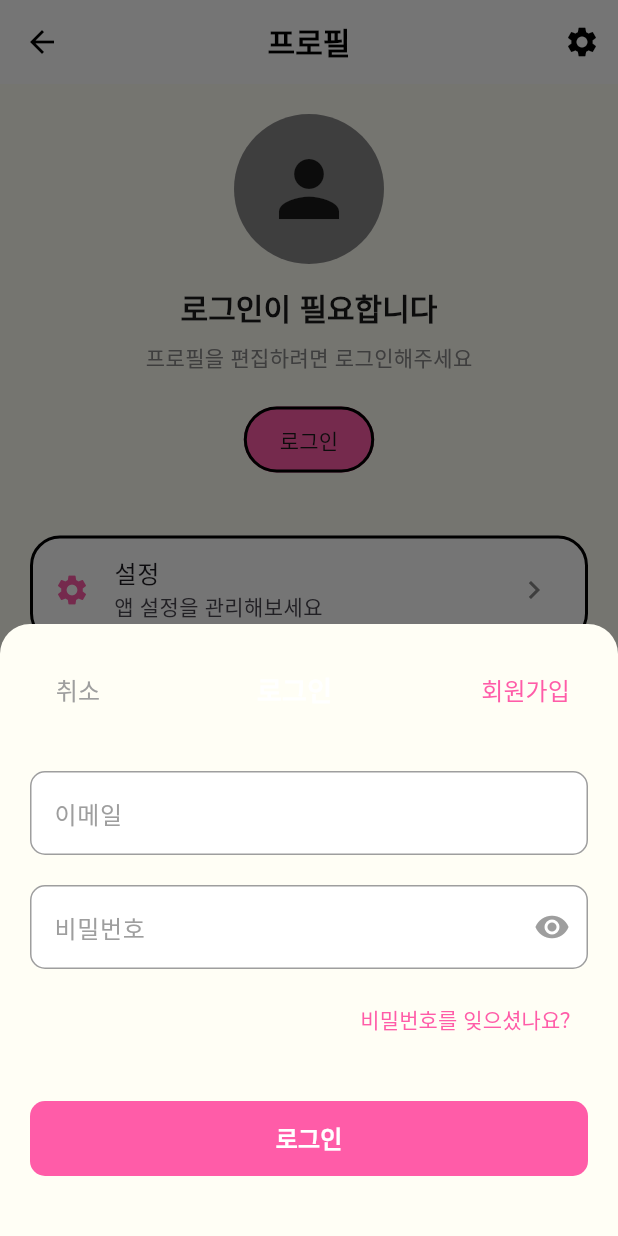
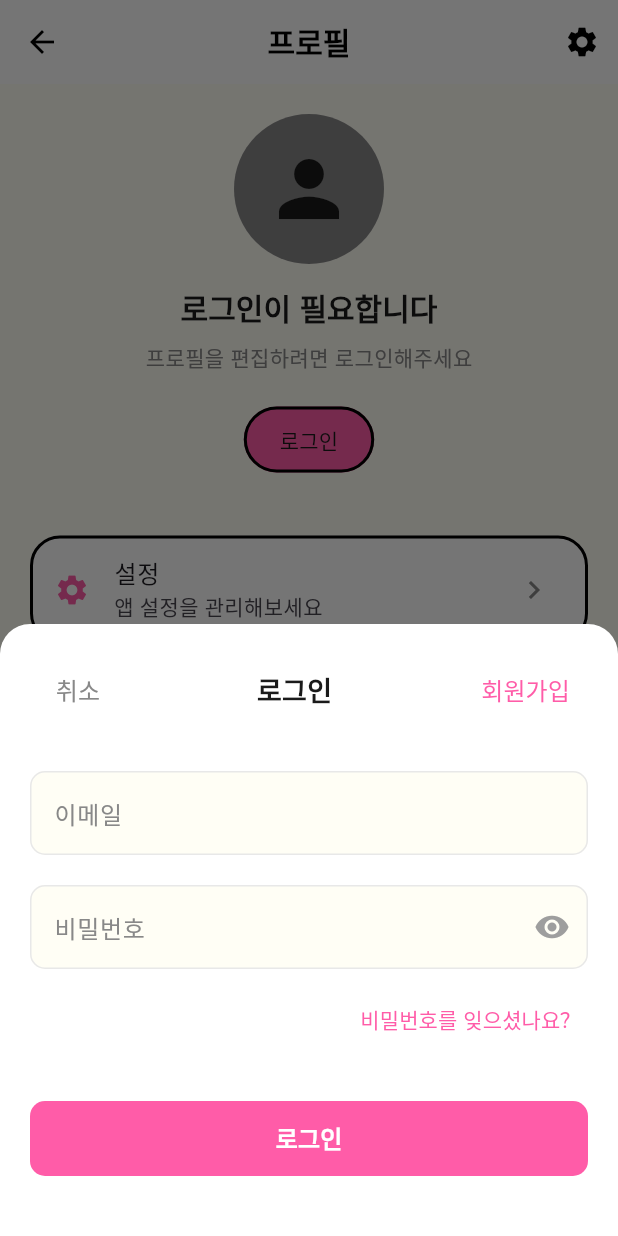
Before and after one commit to jaejun44/jamjamapp, a Flutter app: the ProfileTab screen opened directly, after a tap on "로그인", on a phone screen of 412 x 824 dp. Run offline on Flutter 3.47's test engine with Material 3 defaults, Android fonts, the phone set to English and light mode, and no system bars; our stand-ins replace audioplayers, chewie, flutter_dotenv, google_fonts, image_picker, share_plus and 4 more; missing offline and left inert: dart:js_interop; accounts and stored records are empty.

Commit message:
fix: 홈피드 이미지 업로드 후 무한 로딩 스피너 수정 + PPG 로그인/회원가입 UI 수정
- media_player_widget: image 타입 초기화 누락으로 _isInitialized 영원히 false → 스피너 고착 버그 수정
  - _initializePlayer() else 브랜치 추가 (image 타입 즉시 완료)
  - _buildImageViewer() 추가 — mediaData(로컬) Image.memory, mediaUrl(Supabase) Image.network
- login_modal / signup_modal: PPG 라이트 테마 대응 — Colors.white/grey → AppTheme, fillColor 크림 배경 적용
- supabase_service: likeFeed/unlikeFeed에서 미존재 RPC 호출 제거 (increment/decrement_likes)
- auth_state_manager: restoreImageOnLogin() 누락 호출 추가
- feed_card / home_tab: 컨넥트 DM 버튼 및 _openDm() 연결

Co-Authored-By: Claude Sonnet 4.6 <noreply@anthropic.com>

```diff
--- a/lib/core/services/auth_state_manager.dart
+++ b/lib/core/services/auth_state_manager.dart
@@ -76,7 +76,8 @@ class AuthStateManager {
         await prefs.setString('userId', currentUser.id);
         await prefs.setString('userEmail', currentUser.email ?? '');
 
-        // 프로필 이미지 동기화
+        // 프로필 이미지 복원 (SharedPreferences → 캐시 → AuthStateManager)
+        await ProfileImageManager.instance.restoreImageOnLogin();
         final profileImageBytes = ProfileImageManager.instance.getCurrentUserProfileImage();
         if (profileImageBytes != null) {
           _profileImageBytes = profileImageBytes;
--- a/lib/core/services/supabase_service.dart
+++ b/lib/core/services/supabase_service.dart
@@ -863,7 +863,7 @@ class SupabaseService {
     return (rows as List).cast<Map<String, dynamic>>();
   }
 
-  /// 피드 좋아요 추가 + likes_count 증가
+  /// 피드 좋아요 추가 + feed_likes 행 삽입
   Future<void> likeFeed(String feedId) async {
     final myId = currentUser?.id;
     if (myId == null) return;
@@ -871,10 +871,9 @@ class SupabaseService {
       {'user_id': myId, 'feed_id': feedId},
       onConflict: 'user_id,feed_id',
     );
-    await _client.rpc('increment_likes', params: {'feed_id_arg': feedId});
   }
 
-  /// 피드 좋아요 취소 + likes_count 감소
+  /// 피드 좋아요 취소 + feed_likes 행 삭제
   Future<void> unlikeFeed(String feedId) async {
     final myId = currentUser?.id;
     if (myId == null) return;
@@ -890,7 +889,6 @@ class SupabaseService {
         .delete()
         .eq('user_id', myId)
         .eq('feed_id', feedId);
-    await _client.rpc('decrement_likes', params: {'feed_id_arg': feedId});
   }
 
   /// 특정 피드에 좋아요 눌렀는지 확인
--- a/lib/features/auth/presentation/widgets/login_modal.dart
+++ b/lib/features/auth/presentation/widgets/login_modal.dart
@@ -106,7 +106,7 @@ class _LoginModalState extends State<LoginModal> {
   Widget build(BuildContext context) {
     return Container(
       decoration: const BoxDecoration(
-        color: AppTheme.primaryBlack,
+        color: AppTheme.secondaryBlack,
         borderRadius: BorderRadius.vertical(top: Radius.circular(20)),
       ),
       padding: EdgeInsets.only(
@@ -129,7 +129,7 @@ class _LoginModalState extends State<LoginModal> {
                       child: const Text(
                         '취소',
                         style: TextStyle(
-                          color: Colors.grey,
+                          color: AppTheme.grey,
                           fontSize: 16,
                         ),
                       ),
@@ -137,7 +137,7 @@ class _LoginModalState extends State<LoginModal> {
                     const Text(
                       '로그인',
                       style: TextStyle(
-                        color: Colors.white,
+                        color: AppTheme.white,
                         fontSize: 18,
                         fontWeight: FontWeight.bold,
                       ),
@@ -160,20 +160,22 @@ class _LoginModalState extends State<LoginModal> {
                 TextFormField(
                   controller: _emailController,
                   keyboardType: TextInputType.emailAddress,
-                  style: const TextStyle(color: Colors.white),
+                  style: const TextStyle(color: AppTheme.white),
                   decoration: InputDecoration(
                     labelText: '이메일',
-                    labelStyle: const TextStyle(color: Colors.grey),
+                    labelStyle: const TextStyle(color: AppTheme.grey),
+                    filled: true,
+                    fillColor: AppTheme.primaryBlack,
                     border: OutlineInputBorder(
                       borderRadius: BorderRadius.circular(10),
                     ),
                     enabledBorder: OutlineInputBorder(
                       borderRadius: BorderRadius.circular(10),
-                      borderSide: const BorderSide(color: Colors.grey),
+                      borderSide: const BorderSide(color: AppTheme.lightGrey),
                     ),
                     focusedBorder: OutlineInputBorder(
                       borderRadius: BorderRadius.circular(10),
-                      borderSide: const BorderSide(color: AppTheme.accentPink),
+                      borderSide: const BorderSide(color: AppTheme.accentPink, width: 2),
                     ),
                   ),
                   validator: (value) {
@@ -192,20 +194,22 @@ class _LoginModalState extends State<LoginModal> {
                 TextFormField(
                   controller: _passwordController,
                   obscureText: _obscurePassword,
-                  style: const TextStyle(color: Colors.white),
+                  style: const TextStyle(color: AppTheme.white),
                   decoration: InputDecoration(
                     labelText: '비밀번호',
-                    labelStyle: const TextStyle(color: Colors.grey),
+                    labelStyle: const TextStyle(color: AppTheme.grey),
+                    filled: true,
+                    fillColor: AppTheme.primaryBlack,
                     border: OutlineInputBorder(
                       borderRadius: BorderRadius.circular(10),
                     ),
                     enabledBorder: OutlineInputBorder(
                       borderRadius: BorderRadius.circular(10),
-                      borderSide: const BorderSide(color: Colors.grey),
+                      borderSide: const BorderSide(color: AppTheme.lightGrey),
                     ),
                     focusedBorder: OutlineInputBorder(
                       borderRadius: BorderRadius.circular(10),
-                      borderSide: const BorderSide(color: AppTheme.accentPink),
+                      borderSide: const BorderSide(color: AppTheme.accentPink, width: 2),
                     ),
                     suffixIcon: IconButton(
                       icon: Icon(
```
Also changed, not shown: lib/features/auth/presentation/widgets/signup_modal.dart (+30 -22 lines), lib/features/home/presentation/widgets/shared/feed_card.dart (+13 -13 lines), lib/features/home/presentation/widgets/shared/media_player_widget.dart (+37 -0 lines), lib/features/home/presentation/widgets/tabs/home_tab.dart (+18 -0 lines).
